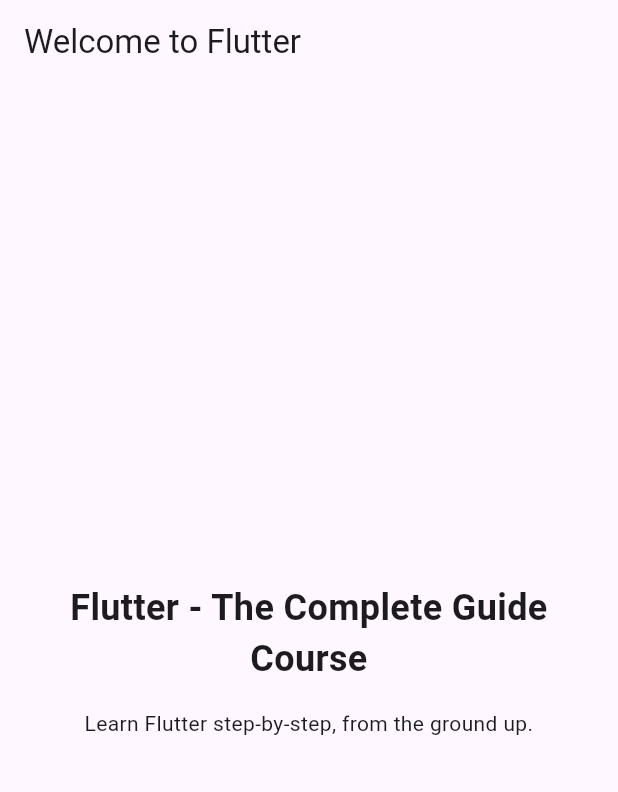
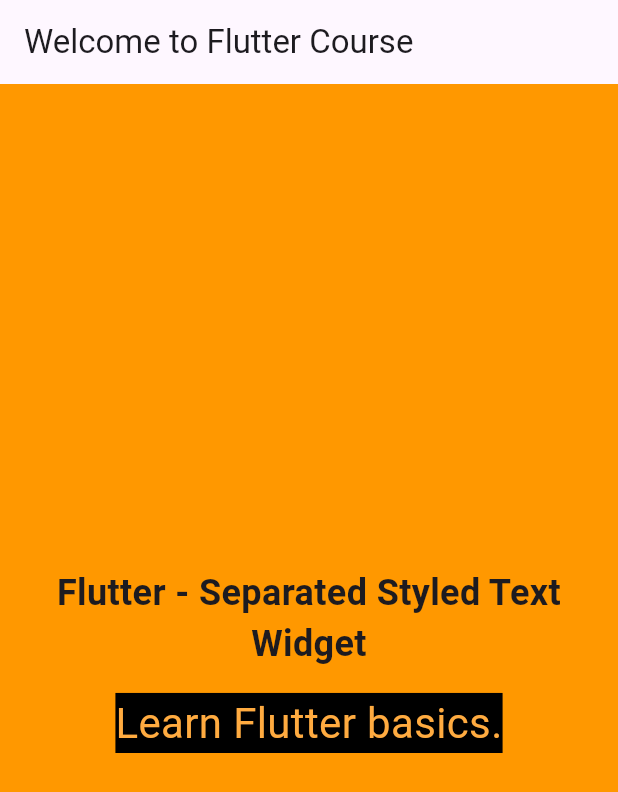
Before and after one commit to rexposadas/quiz, a Flutter app: the screen it shows after launch, on a phone screen of 412 x 824 dp. Shown: the top 792 px of the screen. Run offline on Flutter 3.47's test engine with Material 2 defaults, Android fonts, the phone set to English and light mode, and no system bars.

Commit message:
separated widgets into files

```diff
--- /dev/null
+++ b/lib/gradient_container.dart
@@ -0,0 +1,29 @@
+import 'package:flutter/material.dart';
+
+import 'package:first_app/styled_text.dart';
+
+class GradientContainer extends StatelessWidget {
+  const GradientContainer({super.key});
+
+  @override
+  Widget build(context) {
+    return Container(
+      width: double.infinity,
+      padding: const EdgeInsets.all(12),
+      child: const Column(
+        mainAxisAlignment: MainAxisAlignment.center,
+        crossAxisAlignment: CrossAxisAlignment.center,
+        children: [
+          StyledText(),
+          SizedBox(height: 16),
+          Text('Learn Flutter basics.',
+              textAlign: TextAlign.center,
+              style: TextStyle(
+                  backgroundColor: Colors.black,
+                  fontSize: 28.0,
+                  color: Colors.orangeAccent)),
+        ],
+      ),
+    );
+  }
+}
--- a/lib/main.dart
+++ b/lib/main.dart
@@ -1,4 +1,6 @@
 import 'package:flutter/material.dart';
+
+import 'package:first_app/gradient_container.dart';
 
 void main() {
   runApp(const MyApp());
@@ -22,32 +24,11 @@ class MyApp extends StatelessWidget {
       title: 'Flutter First App',
       theme: ThemeData(useMaterial3: true),
       home: Scaffold(
+        backgroundColor: Colors.orange,
         appBar: AppBar(
-          title: const Text('Welcome to Flutter'),
+          title: const Text('Welcome to Flutter Course'),
         ),
-        body: Container(
-          width: double.infinity,
-          padding: const EdgeInsets.all(12),
-          child: Column(
-            mainAxisAlignment: MainAxisAlignment.center,
-            crossAxisAlignment: CrossAxisAlignment.center,
-            children: const [
-              Text(
-                'Flutter - The Complete Guide Course',
-                textAlign: TextAlign.center,
-                style: TextStyle(
-                  fontSize: 24,
-                  fontWeight: FontWeight.bold,
-                ),
-              ),
-              SizedBox(height: 16),
-              Text(
-                'Learn Flutter step-by-step, from the ground up.',
-                textAlign: TextAlign.center,
-              ),
-            ],
-          ),
-        ),
+        body: const GradientContainer(),
       ),
     );
   }
--- /dev/null
+++ b/lib/styled_text.dart
@@ -0,0 +1,17 @@
+import 'package:flutter/material.dart';
+
+class StyledText extends StatelessWidget {
+  const StyledText({super.key});
+
+  @override
+  Widget build(context) {
+    return const Text(
+      'Flutter - Separated Styled Text Widget',
+      textAlign: TextAlign.center,
+      style: TextStyle(
+        fontSize: 24,
+        fontWeight: FontWeight.bold,
+      ),
+    );
+  }
+}
```
